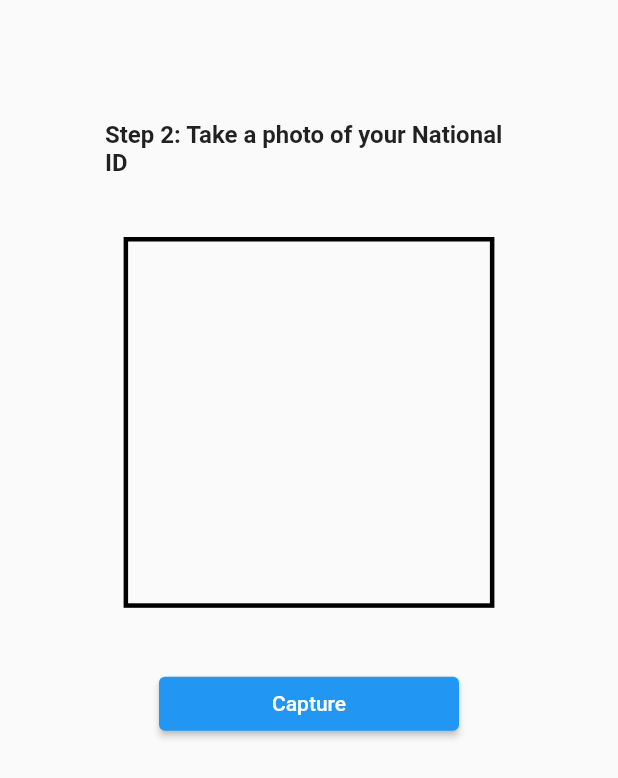
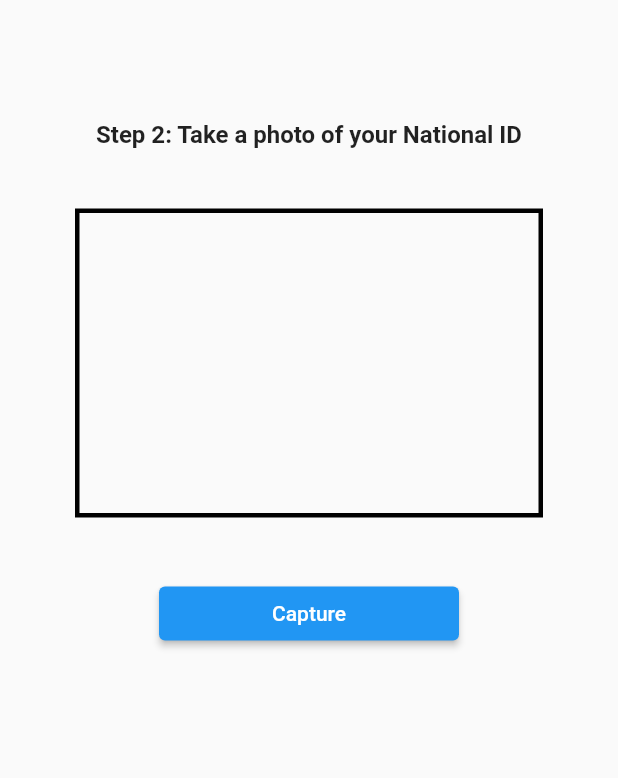
Before and after one commit to EdwinWalela/jamiiclient, a Flutter app: the screen it shows after launch, swiped to page 3, on a phone screen of 412 x 824 dp. Shown: the top 778 px of the screen. Run offline on Flutter 3.47's test engine with Material 2 defaults, Android fonts, the phone set to English and light mode, and no system bars; our stand-ins replace flutter_svg, socket_io_client; missing offline and left inert: cryptography.

Commit message:
biometrics photo frame

```diff
--- a/lib/src/screens/registration/Biometrics.dart
+++ b/lib/src/screens/registration/Biometrics.dart
@@ -35,8 +35,12 @@ class Biometrics extends StatelessWidget {
 
   Widget buildImageFrame(BuildContext context) {
     return Container(
-      width: MediaQuery.of(context).size.width * 0.6,
-      height: MediaQuery.of(context).size.width * 0.6,
+      width: this.isPotrait
+          ? MediaQuery.of(context).size.width * 0.6
+          : MediaQuery.of(context).size.width * 0.8,
+      height: this.isPotrait
+          ? MediaQuery.of(context).size.width * 0.6
+          : MediaQuery.of(context).size.width * 0.5,
       decoration: BoxDecoration(
         border: Border.all(color: Colors.black, width: 3),
       ),
--- a/lib/src/screens/registration/RegistrationScreen.dart
+++ b/lib/src/screens/registration/RegistrationScreen.dart
@@ -5,11 +5,11 @@ import 'package:jamiiclient/src/screens/registration/Intro.dart';
 
 class RegistrationScreen extends StatelessWidget {
   Widget build(BuildContext context) {
-    final PageController pageController = PageController(initialPage: 1);
+    final PageController pageController = PageController(initialPage: 0);
 
     return Scaffold(
       body: Padding(
-        padding: EdgeInsets.only(left: 40, right: 40),
+        padding: EdgeInsets.only(left: 20, right: 20),
         child: PageView(
           physics: NeverScrollableScrollPhysics(),
           scrollDirection: Axis.horizontal,
```
